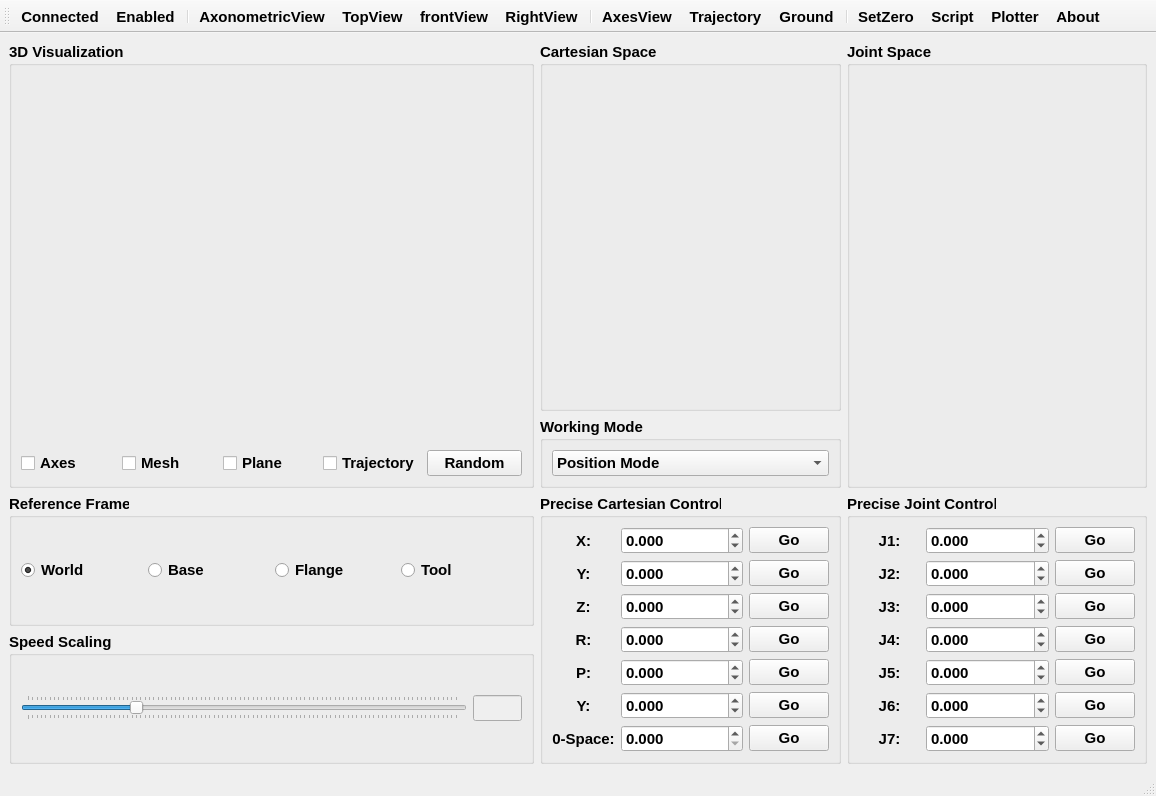
Old version of the form src/RocosMainWindow.ui in the repository thinkexist1989/rocos-viz.
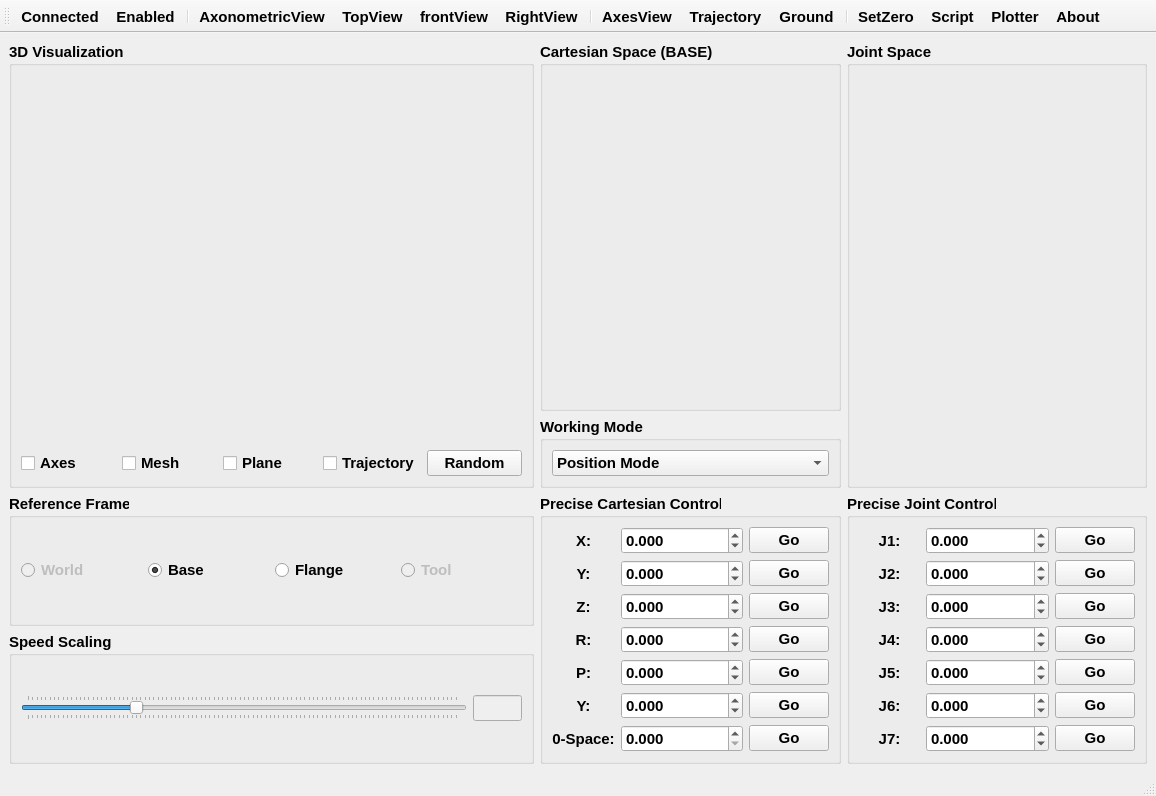
New version of the form. Icons and pictures are not drawn. Custom widgets are drawn as their Qt base class.

Patch:
```diff
--- a/src/RocosMainWindow.ui
+++ b/src/RocosMainWindow.ui
@@ -384,7 +384,7 @@
     <item row="0" column="1">
      <widget class="QGroupBox" name="cartesianGroupBox">
       <property name="title">
-       <string>Cartesian Space</string>
+       <string>Cartesian Space (BASE)</string>
       </property>
       <layout class="QGridLayout" name="gridLayout_3">
        <item row="1" column="0">
@@ -416,11 +416,14 @@
       <layout class="QGridLayout" name="gridLayout_5">
        <item row="0" column="0">
         <widget class="QRadioButton" name="worldFrame">
+         <property name="enabled">
+          <bool>false</bool>
+         </property>
          <property name="text">
           <string>World</string>
          </property>
          <property name="checked">
-          <bool>true</bool>
+          <bool>false</bool>
          </property>
         </widget>
        </item>
@@ -429,6 +432,9 @@
          <property name="text">
           <string>Base</string>
          </property>
+         <property name="checked">
+          <bool>true</bool>
+         </property>
         </widget>
        </item>
        <item row="0" column="2">
@@ -440,6 +446,9 @@
        </item>
        <item row="0" column="3">
         <widget class="QRadioButton" name="toolFrame">
+         <property name="enabled">
+          <bool>false</bool>
+         </property>
          <property name="text">
           <string>Tool</string>
          </property>
```
